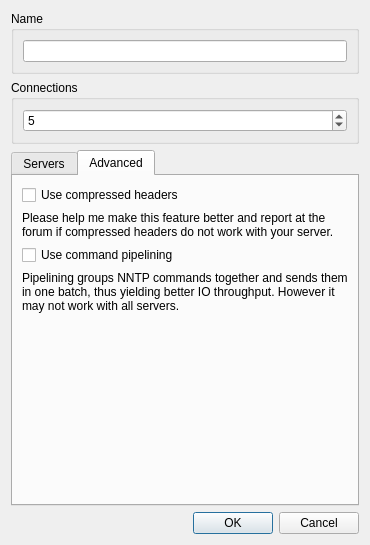
ensisoft/newsflash-plus, file app/gui/dlgaccount.ui: the form before one commit.
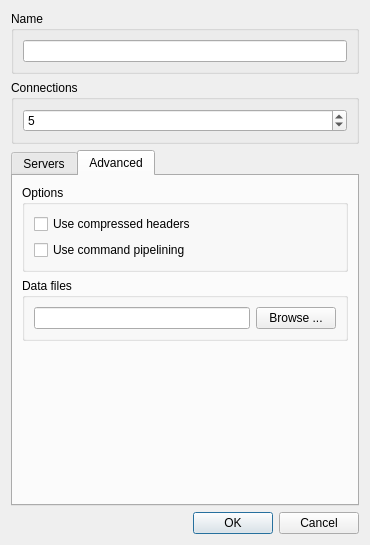
The form after the commit. The open tabs and pages were chosen to show the change. Icons and pictures are not drawn.

```diff
--- a/app/gui/dlgaccount.ui
+++ b/app/gui/dlgaccount.ui
@@ -222,21 +222,26 @@
        <string>Advanced</string>
       </attribute>
       <layout class="QGridLayout" name="gridLayout_11">
+       <item row="1" column="0">
+        <widget class="QGroupBox" name="groupBox">
+         <property name="title">
+          <string>Data files</string>
+         </property>
+         <layout class="QHBoxLayout" name="horizontalLayout_2">
+          <item>
+           <widget class="QLineEdit" name="edtDataPath"/>
+          </item>
+          <item>
+           <widget class="QPushButton" name="btnBrowse">
+            <property name="text">
+             <string>Browse ...</string>
+            </property>
+           </widget>
+          </item>
+         </layout>
+        </widget>
+       </item>
        <item row="2" column="0">
-        <widget class="QCheckBox" name="chkPipelining">
-         <property name="text">
-          <string>Use command pipelining</string>
-         </property>
-        </widget>
-       </item>
-       <item row="0" column="0">
-        <widget class="QCheckBox" name="chkCompression">
-         <property name="text">
-          <string>Use compressed headers</string>
-         </property>
-        </widget>
-       </item>
-       <item row="4" column="0">
         <spacer name="verticalSpacer">
          <property name="orientation">
           <enum>Qt::Vertical</enum>
@@ -249,27 +254,27 @@
          </property>
         </spacer>
        </item>
-       <item row="1" column="0">
-        <widget class="QLabel" name="label_7">
-         <property name="text">
-          <string>Please help me make this feature better and report at the forum if compressed headers do not work with your server. </string>
+       <item row="0" column="0">
+        <widget class="QGroupBox" name="groupBox_4">
+         <property name="title">
+          <string>Options</string>
          </property>
-         <property name="scaledContents">
-          <bool>true</bool>
-         </property>
-         <property name="wordWrap">
-          <bool>true</bool>
-         </property>
-        </widget>
-       </item>
-       <item row="3" column="0">
-        <widget class="QLabel" name="label_8">
-         <property name="text">
-          <string>Pipelining groups NNTP commands together and sends them in one batch, thus yielding better IO throughput. However it may not work with all servers.</string>
-         </property>
-         <property name="wordWrap">
-          <bool>true</bool>
-         </property>
+         <layout class="QVBoxLayout" name="verticalLayout">
+          <item>
+           <widget class="QCheckBox" name="chkCompression">
+            <property name="text">
+             <string>Use compressed headers</string>
+            </property>
+           </widget>
+          </item>
+          <item>
+           <widget class="QCheckBox" name="chkPipelining">
+            <property name="text">
+             <string>Use command pipelining</string>
+            </property>
+           </widget>
+          </item>
+         </layout>
         </widget>
        </item>
       </layout>
```
Left out of the diff: 25 changed lines with no effect on the pictures.
